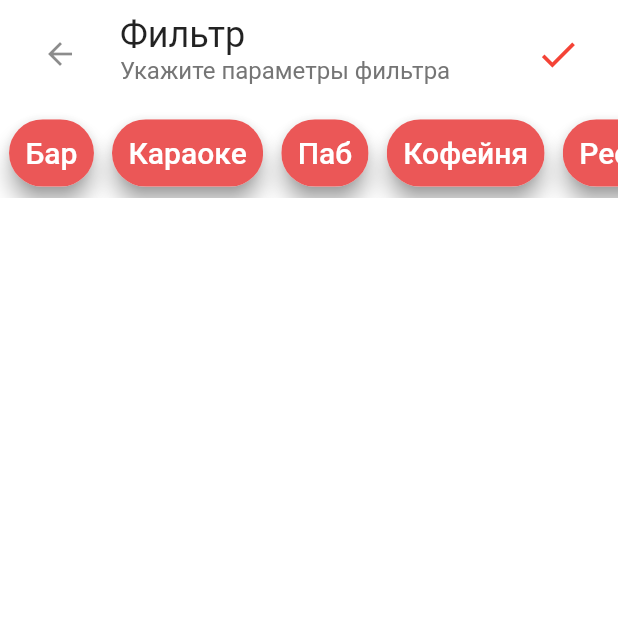
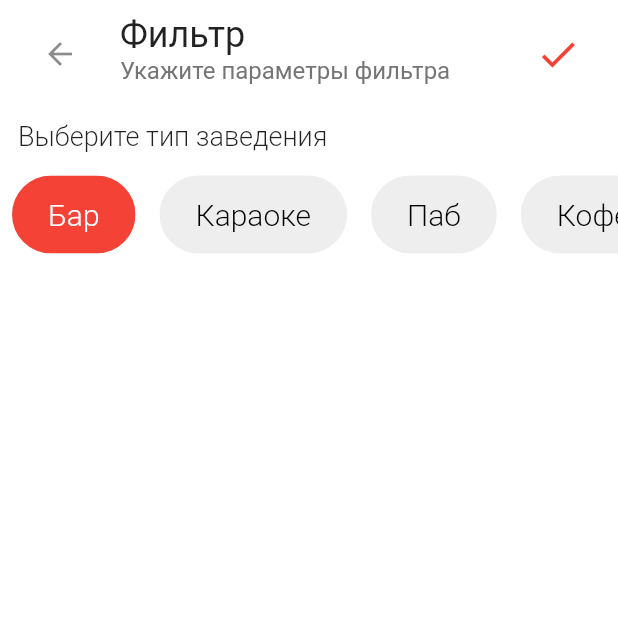
Before and after one commit to MajidiyM/Waitric_repo, a Flutter app: the RestFilter screen opened by its route, on a phone screen of 412 x 824 dp, the top half of it. Run offline on Flutter 3.47's test engine with Material 2 defaults, Android fonts, the phone set to English and light mode, and no system bars.

Commit message:
Added filter of establishment

```diff
--- a/lib/restFilter/widgets/scrollFilter.dart
+++ b/lib/restFilter/widgets/scrollFilter.dart
@@ -1,7 +1,7 @@
 import 'package:flutter/material.dart';
 
 class WrapWidgetDemo extends StatefulWidget {
-  const WrapWidgetDemo({super.key});
+  const WrapWidgetDemo({Key? key});
 
   @override
   State<WrapWidgetDemo> createState() => _WrapWidgetDemoState();
@@ -9,52 +9,89 @@ class WrapWidgetDemo extends StatefulWidget {
 
 class _WrapWidgetDemoState extends State<WrapWidgetDemo> {
   GlobalKey? _key;
+  bool _isSelected = false;
+  List<String> _choices = [
+    "Бар",
+    "Караоке",
+    "Паб",
+    "Кофейня",
+    "Ресторан",
+  ];
+  int _choiceIndex = 0;
+
   @override
   void initState() {
     super.initState();
     _key = GlobalKey();
   }
 
+  @override
   Widget build(BuildContext context) {
     return Container(
       key: _key,
       child: Column(
+        crossAxisAlignment: CrossAxisAlignment.start,
         children: [
-          SingleChildScrollView(
-            scrollDirection: Axis.horizontal,
-            child: rowChips(),
+          Padding(
+            padding:
+                const EdgeInsets.symmetric(horizontal: 12.0, vertical: 8.0),
+            child: Text(
+              "Выберите тип заведения",
+              style: TextStyle(
+                fontSize: 18,
+                fontWeight: FontWeight.w300,
+              ),
+            ),
+          ),
+          Container(
+            child: SingleChildScrollView(
+              scrollDirection: Axis.horizontal,
+              child: ChoiceChips(_choices, _choiceIndex, (int index) {
+                setState(() {
+                  _choiceIndex = index;
+                });
+              }),
+            ),
           ),
         ],
       ),
     );
   }
+}
 
-  rowChips() {
+class ChoiceChips extends StatelessWidget {
+  final List<String> choices;
+  final int selectedChoiceIndex;
+  final Function(int) onChoiceSelected;
+
+  ChoiceChips(this.choices, this.selectedChoiceIndex, this.onChoiceSelected);
+
+  @override
+  Widget build(BuildContext context) {
     return Row(
-      children: [
-        chipForRow("Бар", Color(0xFFEB5757)),
-        chipForRow("Караоке", Color(0xFFEB5757)),
-        chipForRow("Паб", Color(0xFFEB5757)),
-        chipForRow("Кофейня", Color(0xFFEB5757)),
-        chipForRow("Ресторан", Color(0xFFEB5757)),
-      ],
-    );
-  }
-
-  Widget chipForRow(String label, Color color) {
-    return Container(
-      margin: EdgeInsets.all(6.0),
-      child: Chip(
-        labelPadding: EdgeInsets.all(5.0),
-        label: Text(
-          label,
-          style: TextStyle(color: Colors.white, fontSize: 20.0),
-        ),
-        backgroundColor: color,
-        elevation: 6.0,
-        shadowColor: Colors.grey[600],
-        padding: EdgeInsets.all(6.0),
-      ),
+      children: choices.asMap().entries.map((entry) {
+        final int index = entry.key;
+        final String choice = entry.value;
+        return Padding(
+          padding: const EdgeInsets.all(8.0),
+          child: ChoiceChip(
+            labelPadding:
+                EdgeInsets.symmetric(horizontal: 20.0, vertical: 10.0),
+            label: Text(choice),
+            selected: selectedChoiceIndex == index,
+            selectedColor: Colors.red,
+            onSelected: (bool selected) {
+              onChoiceSelected(selected ? index : 0);
+            },
+            backgroundColor: Colors.grey[200],
+            labelStyle: TextStyle(
+              color: selectedChoiceIndex == index ? Colors.white : Colors.black,
+              fontSize: 20.0,
+              fontWeight: FontWeight.w300,
+            ),
+          ),
+        );
+      }).toList(),
     );
   }
 }
```
